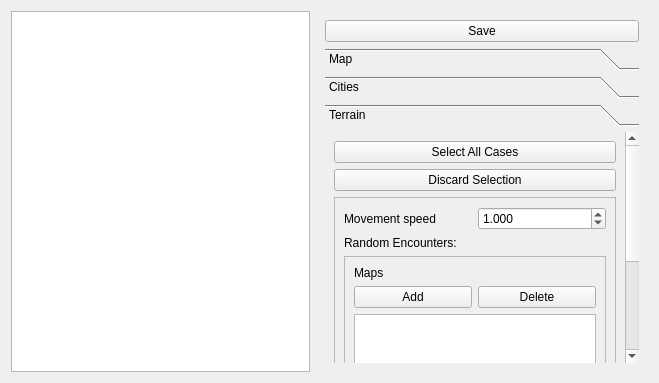
First picture: the form in game_editor/worldmapeditor.ui, repository Plaristote/fallout-equestria, before the edit.
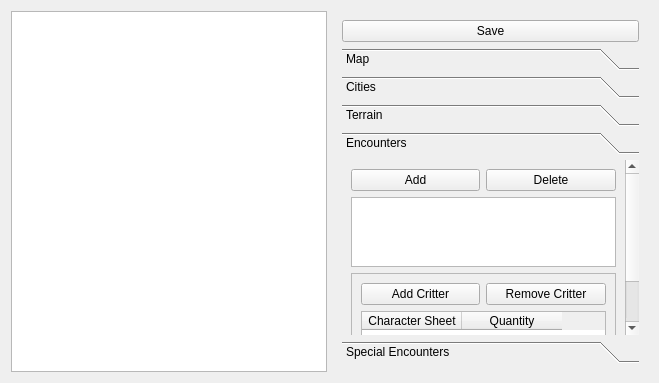
Second picture: the form after the edit. The open tabs and pages were chosen to show the change.

Commit message: + Pushed missing/updated ui files for game editor

Diff of the .ui file:
```diff
--- a/game_editor/worldmapeditor.ui
+++ b/game_editor/worldmapeditor.ui
@@ -227,7 +227,7 @@
          <property name="geometry">
           <rect>
            <x>0</x>
-           <y>-26</y>
+           <y>0</y>
            <width>288</width>
            <height>388</height>
           </rect>
@@ -369,6 +369,102 @@
           </item>
          </layout>
         </widget>
+        <widget class="QWidget" name="page">
+         <property name="geometry">
+          <rect>
+           <x>0</x>
+           <y>0</y>
+           <width>288</width>
+           <height>234</height>
+          </rect>
+         </property>
+         <attribute name="label">
+          <string>Encounters</string>
+         </attribute>
+         <layout class="QGridLayout" name="gridLayout_6">
+          <item row="0" column="0">
+           <widget class="QPushButton" name="encounterAdd">
+            <property name="text">
+             <string>Add</string>
+            </property>
+           </widget>
+          </item>
+          <item row="2" column="0" colspan="2">
+           <widget class="QListWidget" name="encounterList"/>
+          </item>
+          <item row="0" column="1">
+           <widget class="QPushButton" name="encounterDelete">
+            <property name="text">
+             <string>Delete</string>
+            </property>
+           </widget>
+          </item>
+          <item row="3" column="0" colspan="2">
+           <widget class="QFrame" name="frameEncounter">
+            <property name="frameShape">
+             <enum>QFrame::StyledPanel</enum>
+            </property>
+            <property name="frameShadow">
+             <enum>QFrame::Raised</enum>
+            </property>
+            <layout class="QGridLayout" name="gridLayout_7">
+             <item row="2" column="0">
+              <widget class="QPushButton" name="critterAdd">
+               <property name="text">
+                <string>Add Critter</string>
+               </property>
+              </widget>
+             </item>
+             <item row="2" column="1">
+              <widget class="QPushButton" name="critterDelete">
+               <property name="text">
+                <string>Remove Critter</string>
+               </property>
+              </widget>
+             </item>
+             <item row="3" column="0" colspan="2">
+              <widget class="QTableWidget" name="critterList">
+               <column>
+                <property name="text">
+                 <string>Character Sheet</string>
+                </property>
+               </column>
+               <column>
+                <property name="text">
+                 <string>Quantity</string>
+                </property>
+               </column>
+              </widget>
+             </item>
+            </layout>
+           </widget>
+          </item>
+         </layout>
+        </widget>
+        <widget class="QWidget" name="page_2">
+         <attribute name="label">
+          <string>Special Encounters</string>
+         </attribute>
+         <layout class="QGridLayout" name="gridLayout_8">
+          <item row="0" column="0">
+           <widget class="QPushButton" name="specialEncounterAdd">
+            <property name="text">
+             <string>Add</string>
+            </property>
+           </widget>
+          </item>
+          <item row="0" column="1">
+           <widget class="QPushButton" name="specialEncounterDelete">
+            <property name="text">
+             <string>Delete</string>
+            </property>
+           </widget>
+          </item>
+          <item row="1" column="0" colspan="2">
+           <widget class="QListWidget" name="specialEncountersList"/>
+          </item>
+         </layout>
+        </widget>
        </widget>
       </item>
      </layout>
```
Left out of the diff: 8 changed lines with no effect on the pictures. The commit also changes 7 other files.
